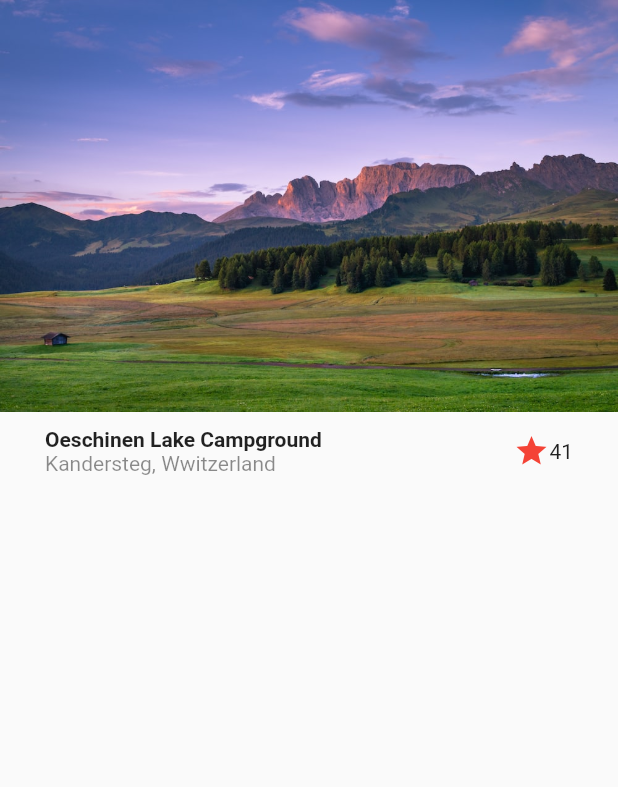
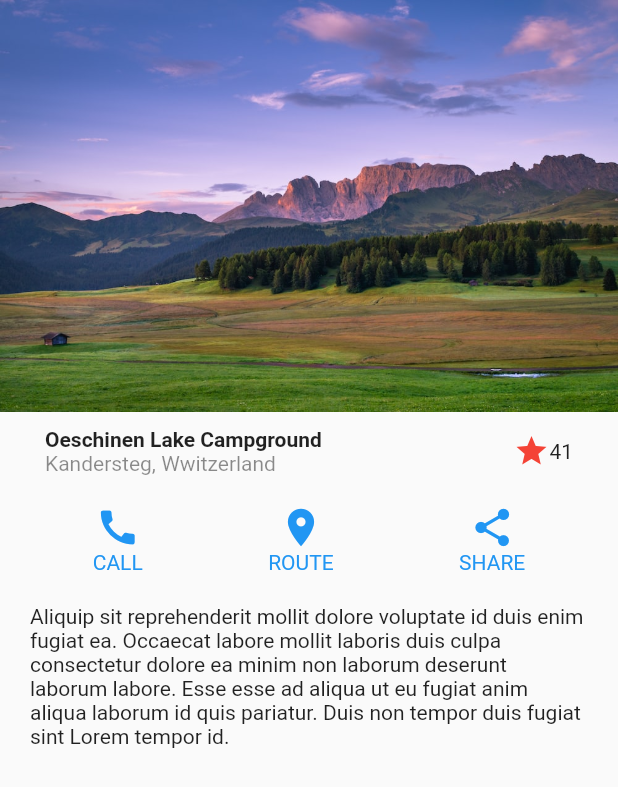
Before and after one commit to e-estrada/flutter_designs, a Flutter app: the screen it shows after launch, on a phone screen of 412 x 824 dp. Shown: the top 787 px of the screen. Run offline on Flutter 3.47's test engine with Material 2 defaults, Android fonts, the phone set to English and light mode, and no system bars.

Commit message:
Diseño básico parte 3

```diff
--- a/lib/screens/basic_design.dart
+++ b/lib/screens/basic_design.dart
@@ -1,18 +1,26 @@
 import 'package:flutter/material.dart';
 
 class BasicDesignScreen extends StatelessWidget {
-
   const BasicDesignScreen({Key? key}) : super(key: key);
 
   @override
   Widget build(BuildContext context) {
     return Scaffold(
       body: Column(
-        children: const [
-          Image(image: AssetImage('assets/landscape.jpeg')),
+        children: [
+          const Image(image: AssetImage('assets/landscape.jpeg')),
 
-          Title()
+          // Titulo
+          const Title(),
 
+          // button section
+          const ButtonSection(),
+
+          //Description
+          Container(
+            margin: const EdgeInsets.symmetric(horizontal: 20, vertical: 10),
+            child: const Text('Aliquip sit reprehenderit mollit dolore voluptate id duis enim fugiat ea. Occaecat labore mollit laboris duis culpa consectetur dolore ea minim non laborum deserunt laborum labore. Esse esse ad aliqua ut eu fugiat anim aliqua laborum id quis pariatur. Duis non tempor duis fugiat sint Lorem tempor id.')
+            )
         ],
       ),
     );
@@ -30,22 +38,82 @@ class Title extends StatelessWidget {
       margin: const EdgeInsets.symmetric(horizontal: 30, vertical: 10),
       child: Row(
         children: [
-
           Column(
             crossAxisAlignment: CrossAxisAlignment.start,
             children: const [
-              Text('Oeschinen Lake Campground', style: TextStyle(fontWeight: FontWeight.bold),),
-              Text('Kandersteg, Wwitzerland', style: TextStyle(color: Colors.black45),),
+              Text(
+                'Oeschinen Lake Campground',
+                style: TextStyle(fontWeight: FontWeight.bold),
+              ),
+              Text(
+                'Kandersteg, Wwitzerland',
+                style: TextStyle(color: Colors.black45),
+              ),
             ],
           ),
-
           Expanded(child: Container()),
-
-
-          const Icon(Icons.star, color: Colors.red,),
+          const Icon(
+            Icons.star,
+            color: Colors.red,
+          ),
           const Text('41')
         ],
       ),
     );
   }
 }
+
+class ButtonSection extends StatelessWidget {
+  const ButtonSection({
+    Key? key,
+  }) : super(key: key);
+
+  @override
+  Widget build(BuildContext context) {
+    return Container(
+      margin: const EdgeInsets.symmetric(horizontal: 20, vertical: 10),
+      child: Row(
+        mainAxisAlignment: MainAxisAlignment.spaceAround,
+        children: const [
+          CustomButton(icon: Icons.call, text: 'CALL'),
+          CustomButton(icon: Icons.room, text: 'ROUTE'),
+          CustomButton(icon: Icons.share, text: 'SHARE'),
+        ],
+      ),
+    );
+  }
+}
+
+class CustomButton extends StatelessWidget {
+  final IconData icon;
+  final String text;
+  final Color? color;
+  final double? size;
+  const CustomButton({
+    Key? key,
+    required this.icon,
+    required this.text,
+    this.color,
+    this.size,
+  }) : super(key: key);
+
+  @override
+  Widget build(BuildContext context) {
+    return Container(
+      margin: const EdgeInsets.symmetric(horizontal: 30),
+      child: Column(
+        children: [
+          Icon(
+            icon,
+            color: color ?? Colors.blue,
+            size: size ?? 30,
+          ),
+          Text(
+            text,
+            style: TextStyle(color: color ?? Colors.blue),
+          )
+        ],
+      ),
+    );
+  }
+}
```
